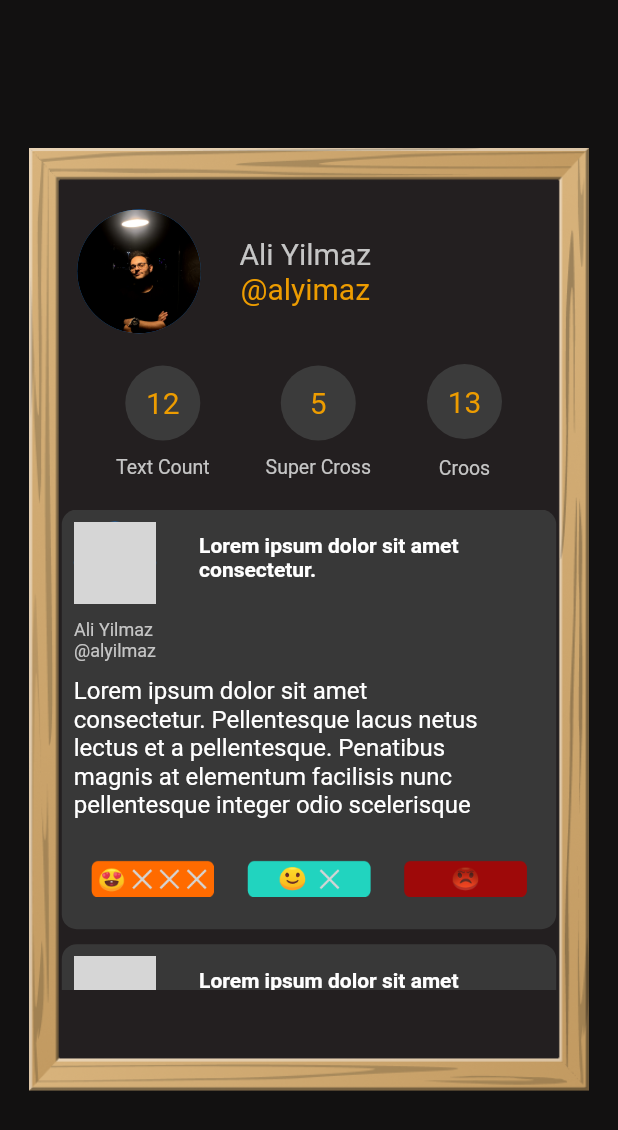
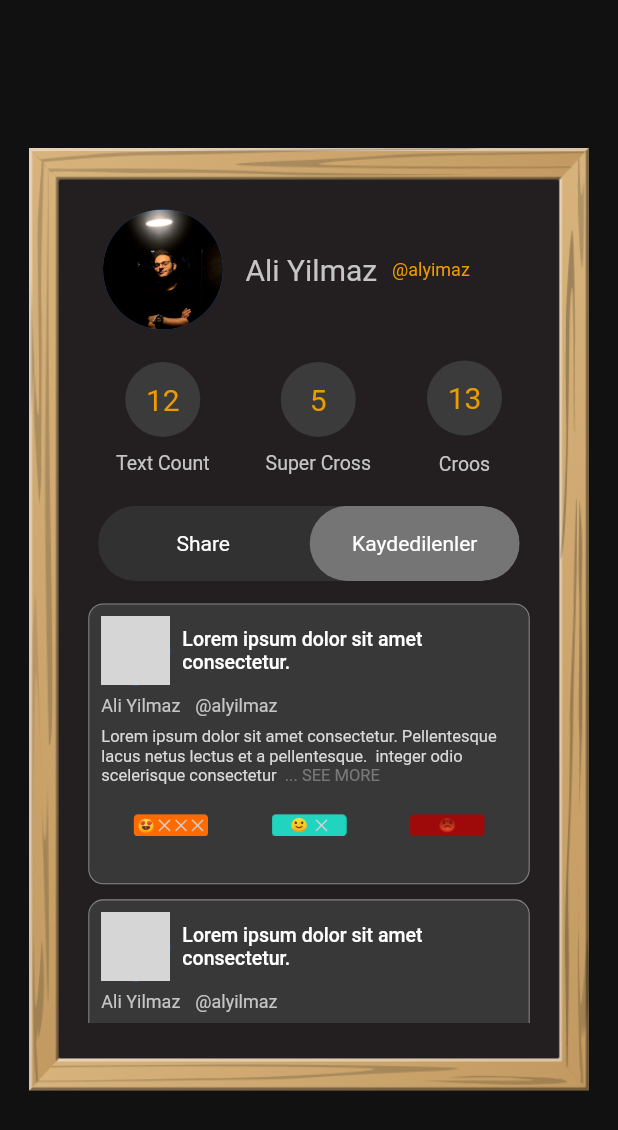
Before and after one commit to alyilmaz99/konusamayanlar_app, a Flutter app: the ProfileView screen opened directly, on a phone screen of 412 x 824 dp. Shown: the top 1130 px of the screen. Run offline on Flutter 3.47's test engine with Material 2 defaults, Android fonts, the phone set to English and light mode, and no system bars; drawn by our look-alikes of toggle_switch; our stand-ins replace easy_localization, flutter_svg, go_router, google_fonts; missing offline and left inert: molten_navigationbar_flutter, page_animation_transition; network calls fail; Roboto replaces fonts that are missing (Arimo); grey boxes are pictures that could not be loaded.

Commit message:
profile page fix finish

```diff
--- a/lib/product/widget/text_box_widget.dart
+++ b/lib/product/widget/text_box_widget.dart
@@ -1,5 +1,9 @@
+// ignore_for_file: unused_local_variable
+
 import 'package:flutter/material.dart';
 import 'package:google_fonts/google_fonts.dart';
+
+import '../../core/constants/color_constant.dart';
 
 class TextBoxWidget extends StatefulWidget {
   const TextBoxWidget({super.key});
@@ -14,9 +18,15 @@ class _TextBoxWidgetState extends State<TextBoxWidget> {
     double width = MediaQuery.of(context).size.width;
     double height = MediaQuery.of(context).size.height;
     return Container(
+      width: width / 1.4,
+      height: width / 2.2,
       decoration: BoxDecoration(
         color: const Color.fromRGBO(56, 56, 56, 1),
         borderRadius: BorderRadius.circular(10.0),
+        border: Border.all(
+          color: ColorConst.switchGray,
+          width: 0.7,
+        ),
       ),
       margin: EdgeInsets.only(left: width / 10, right: width / 10),
       child: Padding(
@@ -25,71 +35,89 @@ class _TextBoxWidgetState extends State<TextBoxWidget> {
           children: [
             Row(
               crossAxisAlignment: CrossAxisAlignment.start,
-              children: [
-                Column(
-                  children: [
-                    CircleAvatar(
-                      radius: height / 30,
-                      backgroundImage: const NetworkImage(
-                          'https://ca.slack-edge.com/T04PLHL1K2A-U04PVKME004-a416acec8ec0-512'),
-                    ),
-                    SizedBox(
-                      height: width / 40,
-                    ),
-                    Column(
-                      crossAxisAlignment: CrossAxisAlignment.start,
-                      children: [
-                        Text('Ali Yilmaz',
-                            style: GoogleFonts.arimo(
-                              color: const Color.fromRGBO(197, 197, 197, 1),
-                              fontSize: 12,
-                            )),
-                        Text('@alyilmaz',
-                            style: GoogleFonts.arimo(
-                              color: const Color.fromRGBO(197, 197, 197, 1),
-                              fontSize: 12,
-                            ))
-                      ],
-                    ),
-                  ],
+              children: const [
+                CircleAvatar(
+                  radius: 23,
+                  backgroundImage: NetworkImage(
+                      'https://ca.slack-edge.com/T04PLHL1K2A-U04PVKME004-a416acec8ec0-512'),
                 ),
-                SizedBox(width: width / 20),
                 SizedBox(
-                  width: width / 1.8,
-                  child: const Padding(
+                  width: 200,
+                  child: Padding(
                     padding: EdgeInsets.all(8.0),
                     child: Text(
                       'Lorem ipsum dolor sit amet consectetur.',
                       textAlign: TextAlign.left,
                       style: TextStyle(
-                          color: Colors.white, fontWeight: FontWeight.bold),
+                        color: Colors.white,
+                        fontWeight: FontWeight.w500,
+                        fontSize: 13,
+                      ),
                     ),
                   ),
                 ),
               ],
             ),
-            SizedBox(height: width / 40),
+            const SizedBox(height: 7),
+            Row(
+              crossAxisAlignment: CrossAxisAlignment.start,
+              children: [
+                Text(
+                  'Ali Yilmaz',
+                  style: GoogleFonts.arimo(
+                    color: const Color.fromRGBO(197, 197, 197, 1),
+                    fontSize: 12,
+                  ),
+                ),
+                const SizedBox(
+                  width: 10,
+                ),
+                Text(
+                  '@alyilmaz',
+                  style: GoogleFonts.arimo(
+                    color: const Color.fromRGBO(197, 197, 197, 1),
+                    fontSize: 12,
+                  ),
+                )
+              ],
+            ),
+            const SizedBox(height: 7),
             Row(
               children: [
                 SizedBox(
                   width: width / 1.5,
-                  child: const Text(
-                    'Lorem ipsum dolor sit amet consectetur. Pellentesque lacus netus lectus et a pellentesque. Penatibus magnis at elementum facilisis nunc pellentesque integer odio scelerisque',
-                    textAlign: TextAlign.left,
-                    style: TextStyle(fontSize: 16, color: Colors.white),
+                  child: RichText(
+                    text: TextSpan(
+                      text:
+                          'Lorem ipsum dolor sit amet consectetur. Pellentesque lacus netus lectus et a pellentesque.  integer odio scelerisque consectetur',
+                      style: GoogleFonts.arimo(
+                        color: ColorConst.buttonGrey,
+                        fontSize: 11,
+                      ),
+                      children: [
+                        TextSpan(
+                          text: '  ... SEE MORE',
+                          style: GoogleFonts.arimo(
+                            fontWeight: FontWeight.w400,
+                            fontSize: 11,
+                            color: ColorConst.textGreyMore,
+                          ),
+                        ),
+                      ],
+                    ),
                   ),
                 ),
               ],
             ),
-            SizedBox(height: width / 30),
+            const SizedBox(height: 10),
             Row(
               mainAxisAlignment: MainAxisAlignment.spaceAround,
               children: [
                 InkWell(
                   onTap: () {},
                   child: Container(
-                    height: width / 8,
-                    width: width / 5,
+                    height: 32,
+                    width: 50,
                     decoration: const BoxDecoration(
                         image: DecorationImage(
                       image: AssetImage('assets/images/first_button.png'),
@@ -99,8 +127,8 @@ class _TextBoxWidgetState extends State<TextBoxWidget> {
                 InkWell(
                   onTap: () {},
                   child: Container(
-                    height: width / 8,
-                    width: width / 5,
+                    height: 32,
+                    width: 50,
                     decoration: const BoxDecoration(
                         image: DecorationImage(
                       image: AssetImage('assets/images/second_button.png'),
@@ -110,8 +138,8 @@ class _TextBoxWidgetState extends State<TextBoxWidget> {
                 InkWell(
                   onTap: () {},
                   child: Container(
-                    height: width / 8,
-                    width: width / 5,
+                    height: 32,
+                    width: 50,
                     decoration: const BoxDecoration(
                         image: DecorationImage(
                       image: AssetImage('assets/images/third_button.png'),
--- a/lib/view/home/leaderboard/view/leader_board_view.dart
+++ b/lib/view/home/leaderboard/view/leader_board_view.dart
@@ -32,7 +32,7 @@ class _LeaderBoardViewState extends LeaderBoardViewModel {
                   elevation: 0,
                   shape: const RoundedRectangleBorder(),
                   backgroundColor: ColorConst.appBarBg,
-                  fixedSize: Size(180, 45),
+                  fixedSize: const Size(180, 45),
                 ),
                 onPressed: () {},
                 child: Text(
@@ -47,7 +47,7 @@ class _LeaderBoardViewState extends LeaderBoardViewModel {
                 height: 20,
               ),
               Container(
-                decoration: BoxDecoration(),
+                decoration: const BoxDecoration(),
               ),
             ],
           ),
--- a/lib/view/home/profile/view/profile_view.dart
+++ b/lib/view/home/profile/view/profile_view.dart
@@ -1,9 +1,12 @@
+// ignore_for_file: avoid_print
+
 import 'package:flutter/material.dart';
 import 'package:google_fonts/google_fonts.dart';
 import 'package:konusamayanlar_app/core/base/view/base_view.dart';
 import 'package:konusamayanlar_app/core/constants/color_constant.dart';
 import 'package:konusamayanlar_app/product/widget/text_box_widget.dart';
 import 'package:konusamayanlar_app/product/widget/users_count_info.dart';
+import 'package:toggle_switch/toggle_switch.dart';
 
 class ProfileView extends StatefulWidget {
   const ProfileView({super.key});
@@ -37,37 +40,57 @@ class _ProfileViewState extends State<ProfileView> {
                   children: [
                     SizedBox(height: height / 20),
                     Row(
+                      mainAxisAlignment: MainAxisAlignment.start,
                       children: [
                         Padding(
                           padding: EdgeInsets.only(
-                              right: width / 16, left: width / 8),
-                          child: CircleAvatar(
-                            radius: height / 20,
-                            backgroundImage:
-                                const AssetImage('assets/images/profile.jpg'),
+                            left: width / 6,
+                          ),
+                          child: const CircleAvatar(
+                            radius: 40,
+                            backgroundImage: AssetImage(
+                              'assets/images/profile.jpg',
                             ),
                           ),
-                        Column(
+                        ),
+                        const SizedBox(
+                          width: 15,
+                        ),
+                        Row(
                           children: [
-                            Text('Ali Yilmaz',
+                            Text(
+                              'Ali Yilmaz',
                               textAlign: TextAlign.start,
                               style: GoogleFonts.arimo(
-                                  color: const Color.fromRGBO(197, 197, 197, 1),
+                                color: const Color.fromRGBO(
+                                  197,
+                                  197,
+                                  197,
+                                  1,
+                                ),
                                 fontSize: 20,
-                                )),
-                            Text('@alyimaz',
+                              ),
+                            ),
+                            const SizedBox(
+                              width: 10,
+                            ),
+                            Text(
+                              '@alyimaz',
                               textAlign: TextAlign.start,
                               style: GoogleFonts.arimo(
                                 color: ColorConst.buttonOrange,
-                                  fontSize: 20,
-                                )),
+                                fontSize: 12,
+                              ),
+                            ),
                           ],
                         ),
                       ],
                     ),
                     SizedBox(height: height / 40),
                     const Padding(
-                      padding: EdgeInsets.symmetric(horizontal: 40),
+                      padding: EdgeInsets.symmetric(
+                        horizontal: 40,
+                      ),
                       child: UsersCountInfo(
                         textCount: 12,
                         superXCont: 5,
@@ -75,11 +98,45 @@ class _ProfileViewState extends State<ProfileView> {
                       ),
                     ),
                     const SizedBox(height: 20),
+                    ToggleSwitch(
+                      minWidth: 140.0,
+                      cornerRadius: 25.0,
+                      minHeight: 50,
+                      activeBgColors: const [
+                        [ColorConst.textGreyMore],
+                        [ColorConst.textGreyMore],
+                      ],
+                      activeFgColor: Colors.white,
+                      inactiveBgColor: ColorConst.appBarBg,
+                      inactiveFgColor: Colors.white,
+                      initialLabelIndex: 1,
+                      totalSwitches: 2,
+                      labels: const ['Share', 'Kaydedilenler'],
+                      radiusStyle: true,
+                      onToggle: (index) {
+                        print('switched to: $index');
+                      },
+                    ),
+                    const SizedBox(
+                      height: 15,
+                    ),
                     SizedBox(
-                      height: 320,
+                      height: 280,
                       child: SingleChildScrollView(
                         child: Column(
                           children: const [
+                            TextBoxWidget(),
+                            SizedBox(
+                              height: 10,
+                            ),
+                            TextBoxWidget(),
+                            SizedBox(
+                              height: 10,
+                            ),
+                            TextBoxWidget(),
+                            SizedBox(
+                              height: 10,
+                            ),
                             TextBoxWidget(),
                             SizedBox(
                               height: 10,
--- a/pubspec.yaml
+++ b/pubspec.yaml
@@ -44,6 +44,7 @@ dependencies:
   go_router: ^6.2.0
   provider: ^6.0.5
   flutter_riverpod: ^2.3.0
+  toggle_switch: ^2.0.1
 
 dev_dependencies:
   flutter_test:
```
Also changed, not shown: pubspec.lock. Lines whose indentation alone changed are shown as unchanged.
